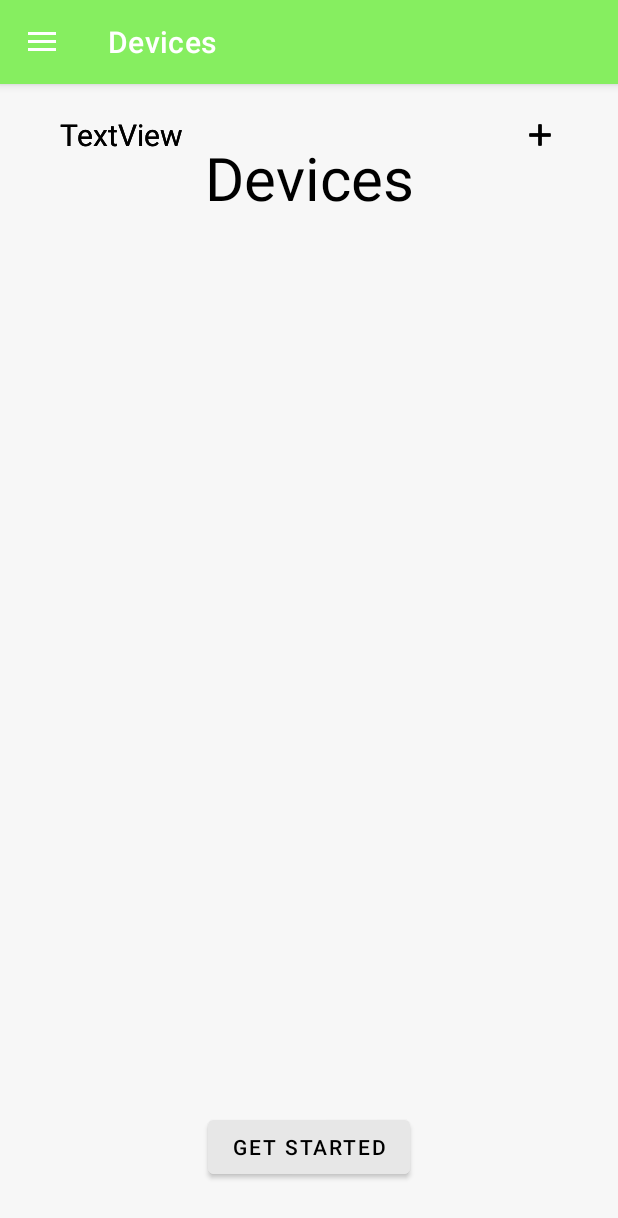
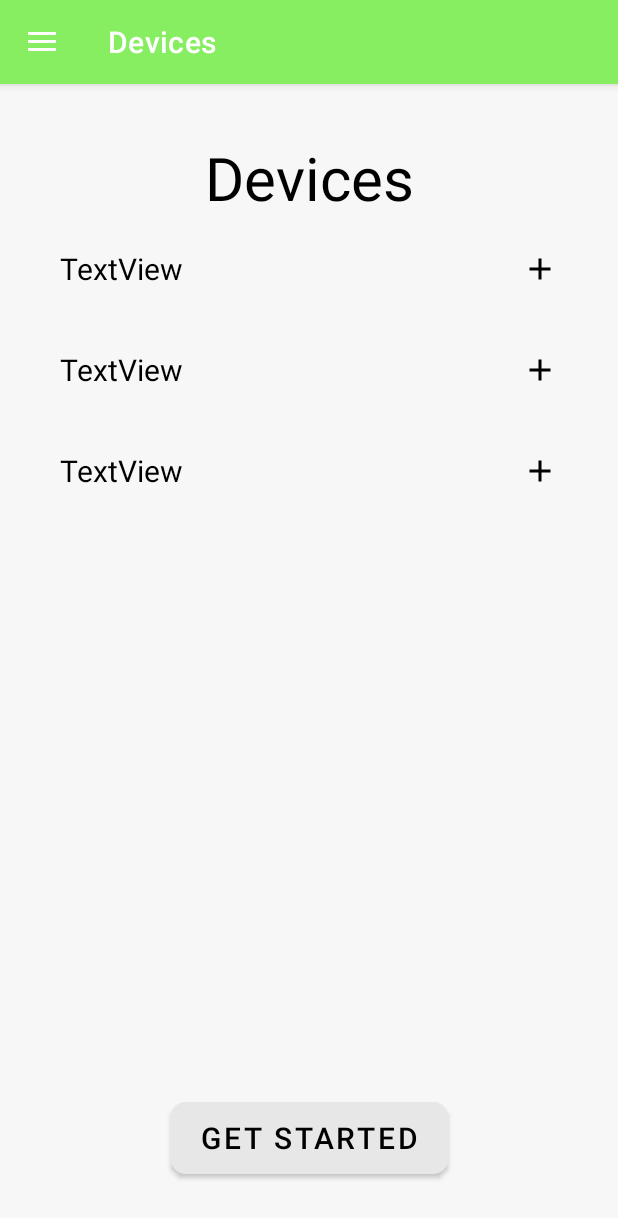
Before and after one commit to BarrelOfTea/DriverSupport, an Android app: the screen it shows after launch (MainActivity), on a phone screen of 412 x 824 dp. Shown: the top 1218 px of the screen. Run offline under Robolectric (Android 15) with nearby library versions, the phone set to English and light mode, and no system bars; our stand-ins replace navigation-ui.

Commit message:
Fixed interface appearance

```diff
--- a/app/src/main/res/drawable/ds.xml
+++ b/app/src/main/res/drawable/ds.xml
@@ -4,11 +4,7 @@
     android:viewportWidth="512"
     android:viewportHeight="512">
   <path
-      android:pathData="M95.68,54.07q-8.4,8.4 -8.4,27.15L87.28,291.18q0,13.87 2.44,22.56a22.24,22.24 0,0 0,10.45 13.48Q108.18,332 124,332h75.59a223.63,223.63 0,0 0,35.45 -2.54,113.94 113.94,0 0,0 29.4,-8.79 99.33,99.33 0,0 0,25.19 -16.6A119.22,119.22 0,0 0,313.65 273.5a139.01,139.01 0,0 0,13.87 -38.38,228.43 228.43,0 0,0 4.49,-47.07q0,-78.12 -44.73,-116.41A93.03,93.03 0,0 0,249 51.14q-21.09,-5.47 -50.59,-5.47L122.83,45.67Q104.08,45.67 95.68,54.07ZM183.57,91.57q26.56,0 45.31,5.76t31.54,26.85q12.79,21.09 12.79,63.48 0,60.16 -29.1,84.76a46.21,46.21 0,0 1,-15.23 8.79,70.58 70.58,0 0,1 -16.99,3.91q-8.2,0.78 -22.66,0.78L145.29,285.91L145.29,91.57h38.28Z"
-      android:fillColor="#86ee60"
-      android:fillType="evenOdd"/>
-  <path
-      android:pathData="M384.71,357.44a68.33,68.33 0,0 0,-21.49 -24.71q-13.77,-9.76 -33.4,-16.6a436.19,436.19 0,0 0,-43.85 -12.5q-19.33,-4.88 -27.73,-7.42a86.64,86.64 0,0 1,-16.6 -7.03,39.44 39.44,0 0,1 -12.89,-10.74 24.04,24.04 0,0 1,-4.69 -14.84q0,-13.87 13.77,-23.73T274.07,230q24.22,0 35.16,9.08t18.75,25.29q6.05,11.33 11.23,16.31t15.14,4.98a23.35,23.35 0,0 0,18.26 -8.3,27.46 27.46,0 0,0 7.32,-18.65 52.47,52.47 0,0 0,-5.86 -23.24q-5.86,-11.91 -18.55,-22.75t-31.93,-17.38q-19.24,-6.54 -45.6,-6.54 -33.01,0 -57.42,9.86T183.25,226.88q-12.89,18.36 -12.89,41.99 0,24.81 12.21,41.5t33.01,26.37q20.8,9.67 51.66,16.9 23.05,5.27 36.82,9.96t22.46,13.57q8.69,8.89 8.69,23.14 0,17.97 -16.11,29.98T277.2,442.3q-18.75,0 -30.27,-5.96a47.85,47.85 0,0 1,-17.87 -15.14,115.92 115.92,0 0,1 -11.82,-22.85q-4.49,-11.52 -10.84,-17.38a22.05,22.05 0,0 0,-15.53 -5.86q-11.33,0 -18.65,7.52a24.97,24.97 0,0 0,-7.32 18.07q0,18.16 12.21,37.4a93.1,93.1 0,0 0,31.74 30.76q27.54,16.02 69.92,16.02 35.35,0 61.13,-11.72t39.16,-32.42q13.38,-20.7 13.38,-46.68Q392.43,372.38 384.71,357.44Z"
+      android:pathData="M282.88,274.67q16.13,-13.33 16.13,-41.07V150.4q0,-27.73 -16.13,-41.07T233.41,96H143.54q-5.07,0 -7.33,2.27t-2.27,7.33V278.4q0,5.07 2.27,7.33T143.54,288h89.87Q266.74,288 282.88,274.67ZM226.21,146.93q6.4,0 9.47,3.07t3.07,9.73v64.8q0,6.67 -3.07,9.87t-9.47,3.2H194.48V146.93h31.73ZM364.2,403.87q14.8,-12.13 14.8,-34.8v-28q0,-22.4 -11.47,-32T337.4,296.8l-39.73,-5.33a7.08,7.08 0,0 1,-5.33 -2.67,9.25 9.25,0 0,1 -1.87,-5.87 8.72,8.72 0,0 1,1.87 -5.73,6.52 6.52,0 0,1 5.33,-2.27H359.8q5.06,0 7.33,-2.27t2.27,-7.33V233.6q0,-5.06 -2.27,-7.33T359.8,224H285.13q-25.87,0 -40.53,12.13t-14.67,34.8v28q0,22.4 11.33,32t30,12.27l40,5.6a7.07,7.07 0,0 1,5.2 2.4q1.73,2.14 1.73,6.67a8.74,8.74 0,0 1,-1.73 5.47,6.14 6.14,0 0,1 -5.2,2.27H239.53q-5.07,0 -7.33,2.27t-2.27,7.33v31.2q0,5.07 2.27,7.33T239.53,416H323.8Q349.4,416 364.2,403.87Z"
       android:fillColor="#86ee60"
       android:fillType="evenOdd"/>
 </vector>
--- a/app/src/main/res/layout/fragment_devices.xml
+++ b/app/src/main/res/layout/fragment_devices.xml
@@ -26,42 +26,50 @@
         android:layout_marginTop="@dimen/header_margin"/>
         -->
 
+    <LinearLayout
+        android:layout_width="match_parent"
+        android:layout_height="wrap_content"
+        app:layout_constraintEnd_toEndOf="parent"
+        app:layout_constraintStart_toStartOf="parent"
+        app:layout_constraintTop_toBottomOf="@+id/textView2"
+        android:orientation="vertical">
 
     <include
+        android:layout_width="match_parent"
+        android:layout_height="wrap_content"
         android:id="@+id/camera_device_item"
-        layout="@layout/item_device"
-        app:layout_constraintEnd_toEndOf="parent"
-        app:layout_constraintHorizontal_bias="0.85"
-        app:layout_constraintStart_toStartOf="parent"
-        app:layout_constraintTop_toBottomOf="@+id/textView2" />
+        layout="@layout/item_device"/>
 
     <include
+        android:layout_width="match_parent"
+        android:layout_height="wrap_content"
         android:id="@+id/band_device_item"
-        layout="@layout/item_device"
-        app:layout_constraintEnd_toEndOf="parent"
-        app:layout_constraintHorizontal_bias="0.85"
-        app:layout_constraintStart_toStartOf="parent"
-        app:layout_constraintTop_toBottomOf="@+id/textView2" />
+        layout="@layout/item_device"/>
 
     <include
+        android:layout_width="match_parent"
+        android:layout_height="wrap_content"
         android:id="@+id/led_device_item"
-        layout="@layout/item_device"
-        app:layout_constraintEnd_toEndOf="parent"
-        app:layout_constraintHorizontal_bias="0.85"
-        app:layout_constraintStart_toStartOf="parent"
-        app:layout_constraintTop_toBottomOf="@+id/textView2" />
+        layout="@layout/item_device"/>
+
+    </LinearLayout>
+
 
     <Button
         android:id="@+id/button"
         android:layout_width="wrap_content"
-        android:layout_height="wrap_content"
+        android:layout_height="@dimen/button_height"
+        android:layout_marginBottom="@dimen/header_margin"
+        android:backgroundTint="@color/grey"
+        android:paddingStart="@dimen/normal_margin"
+        android:paddingEnd="@dimen/normal_margin"
         android:text="@string/get_started"
-        android:backgroundTint="@color/grey"
         android:textColor="@color/black"
+        android:textSize="@dimen/normal_text_size"
+        app:cornerRadius="@dimen/card_rounding"
         app:layout_constraintBottom_toBottomOf="parent"
         app:layout_constraintEnd_toEndOf="parent"
-        app:layout_constraintStart_toStartOf="parent"
-        android:layout_marginBottom="@dimen/header_margin"/>
+        app:layout_constraintStart_toStartOf="parent" />
 
 
 </androidx.constraintlayout.widget.ConstraintLayout>
--- a/app/src/main/res/layout/item_device.xml
+++ b/app/src/main/res/layout/item_device.xml
@@ -1,5 +1,8 @@
 <?xml version="1.0" encoding="utf-8"?>
-<androidx.constraintlayout.widget.ConstraintLayout xmlns:android="http://schemas.android.com/apk/res/android"
+
+<merge xmlns:android="http://schemas.android.com/apk/res/android">
+
+<androidx.constraintlayout.widget.ConstraintLayout
     xmlns:app="http://schemas.android.com/apk/res-auto"
     xmlns:tools="http://schemas.android.com/tools"
     android:layout_width="match_parent"
@@ -28,3 +31,5 @@
 
 
 </androidx.constraintlayout.widget.ConstraintLayout>
+
+</merge>
--- a/app/src/main/res/mipmap-anydpi-v26/ic_launcher.xml
+++ b/app/src/main/res/mipmap-anydpi-v26/ic_launcher.xml
@@ -1,6 +1,6 @@
 <?xml version="1.0" encoding="utf-8"?>
 <adaptive-icon xmlns:android="http://schemas.android.com/apk/res/android">
-    <background android:drawable="@drawable/ic_launcher_background" />
-    <foreground android:drawable="@drawable/ic_launcher_foreground" />
+    <background android:drawable="@color/navy" />
+    <foreground android:drawable="@drawable/ds" />
     <monochrome android:drawable="@drawable/ic_launcher_foreground" />
 </adaptive-icon>
--- a/app/src/main/res/mipmap-anydpi-v26/ic_launcher_round.xml
+++ b/app/src/main/res/mipmap-anydpi-v26/ic_launcher_round.xml
@@ -1,6 +1,6 @@
 <?xml version="1.0" encoding="utf-8"?>
 <adaptive-icon xmlns:android="http://schemas.android.com/apk/res/android">
-    <background android:drawable="@drawable/ic_launcher_background" />
-    <foreground android:drawable="@drawable/ic_launcher_foreground" />
+    <background android:drawable="@color/navy" />
+    <foreground android:drawable="@drawable/ds" />
     <monochrome android:drawable="@drawable/ic_launcher_foreground" />
 </adaptive-icon>
--- a/app/src/main/res/values-night/themes.xml
+++ b/app/src/main/res/values-night/themes.xml
@@ -2,15 +2,18 @@
     <!-- Base application theme. -->
     <style name="Theme.DriverSupport" parent="Theme.MaterialComponents.DayNight.DarkActionBar">
         <!-- Primary brand color. -->
-        <item name="colorPrimary">@color/purple_200</item>
-        <item name="colorPrimaryVariant">@color/purple_700</item>
+        <item name="colorPrimary">@color/grass_green</item>
+        <item name="colorPrimaryVariant">@color/dark_blue</item>
         <item name="colorOnPrimary">@color/black</item>
         <!-- Secondary brand color. -->
-        <item name="colorSecondary">@color/teal_200</item>
-        <item name="colorSecondaryVariant">@color/teal_200</item>
+        <item name="colorSecondary">@color/grass_green</item>
+        <item name="colorSecondaryVariant">@color/dark_green</item>
         <item name="colorOnSecondary">@color/black</item>
         <!-- Status bar color. -->
-        <item name="android:statusBarColor">?attr/colorPrimaryVariant</item>
+        <item name="android:statusBarColor">?attr/colorOnPrimary</item>
         <!-- Customize your theme here. -->
+
+        <item name="android:textColor">@color/black</item>
+
     </style>
 </resources>
--- a/app/src/main/res/values/colors.xml
+++ b/app/src/main/res/values/colors.xml
@@ -1,13 +1,16 @@
 <?xml version="1.0" encoding="utf-8"?>
 <resources>
-    <color name="purple_200">#FFBB86FC</color>
-    <color name="purple_500">#FF6200EE</color>
-    <color name="purple_700">#FF3700B3</color>
-    <color name="teal_200">#FF03DAC5</color>
-    <color name="teal_700">#FF018786</color>
+
+<!--    <color name="purple_200">#FFBB86FC</color>-->
+<!--    <color name="purple_500">#FF6200EE</color>-->
+<!--    <color name="purple_700">#FF3700B3</color>-->
+<!--    <color name="teal_200">#FF03DAC5</color>-->
+<!--    <color name="teal_700">#FF018786</color>-->
+
+
+
     <color name="black">#FF000000</color>
     <color name="white">#FFFFFFFF</color>
-
 
     <color name="navy">#19456B</color>
     <color name="light_grey">#F7F7F7</color>
@@ -16,4 +19,6 @@
     <color name="grass_green">#86EE60</color>
     <color name="red">#FF1E00</color>
     <color name="dark_blue">#0600A7</color>
+    <color name="dark_green">#4ee019</color>
+
 </resources>
--- a/app/src/main/res/values/dimen.xml
+++ b/app/src/main/res/values/dimen.xml
@@ -26,4 +26,6 @@
     <dimen name="drawer_width">200dp</dimen>
     <dimen name="drawer_top_margin">80dp</dimen>
 
+    <dimen name="button_height">60dp</dimen>
+
 </resources>
--- a/app/src/main/res/values/themes.xml
+++ b/app/src/main/res/values/themes.xml
@@ -6,8 +6,8 @@
         <item name="colorPrimaryVariant">@color/dark_blue</item>
         <item name="colorOnPrimary">@color/white</item>
         <!-- Secondary brand color. -->
-        <item name="colorSecondary">@color/teal_200</item>
-        <item name="colorSecondaryVariant">@color/teal_700</item>
+        <item name="colorSecondary">@color/grass_green</item>
+        <item name="colorSecondaryVariant">@color/dark_green</item>
         <item name="colorOnSecondary">@color/black</item>
         <!-- Status bar color. -->
         <item name="android:statusBarColor">?attr/colorPrimary</item>
```
Also changed, not shown: app/src/main/AndroidManifest.xml (+4 -3 lines), app/src/main/java/com/example/driversupport/presentation/ui/activity/Activity.java (deleted, +0 -33 lines), app/src/main/java/com/example/driversupport/presentation/ui/fragments/devicesflow/DF.java (deleted, +0 -22 lines), app/src/main/java/com/example/driversupport/presentation/ui/fragments/devicesflow/DFF.java (deleted, +0 -30 lines), app/src/main/res/layout/flow_fragment_main.xml (+43 -8 lines).
